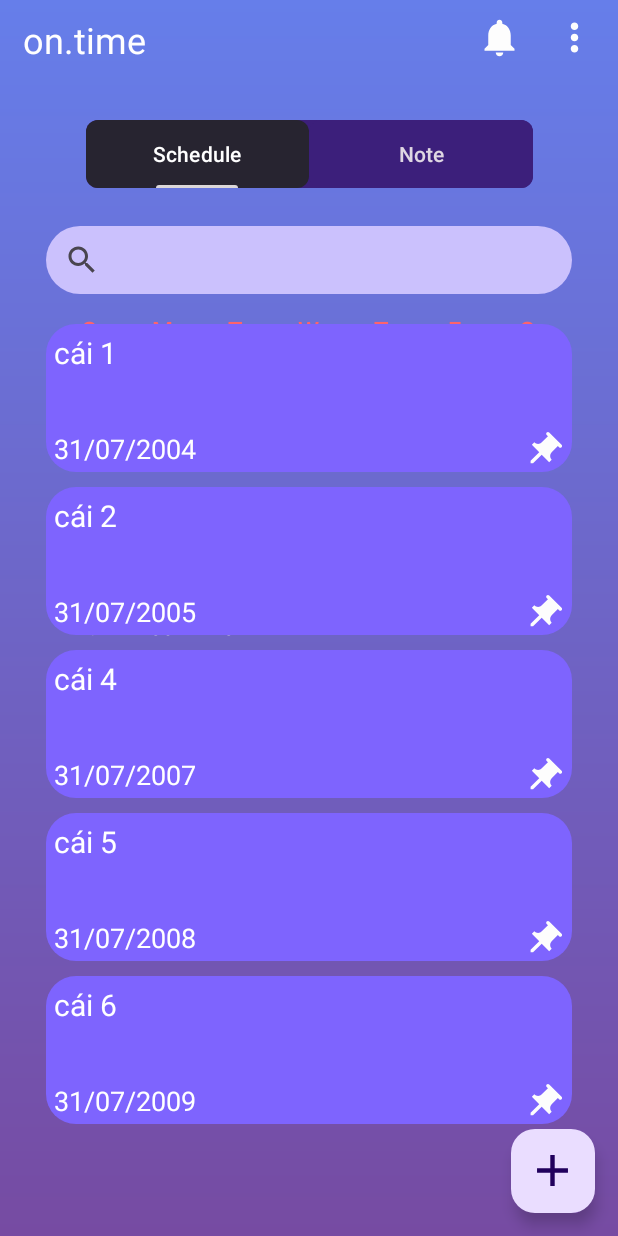
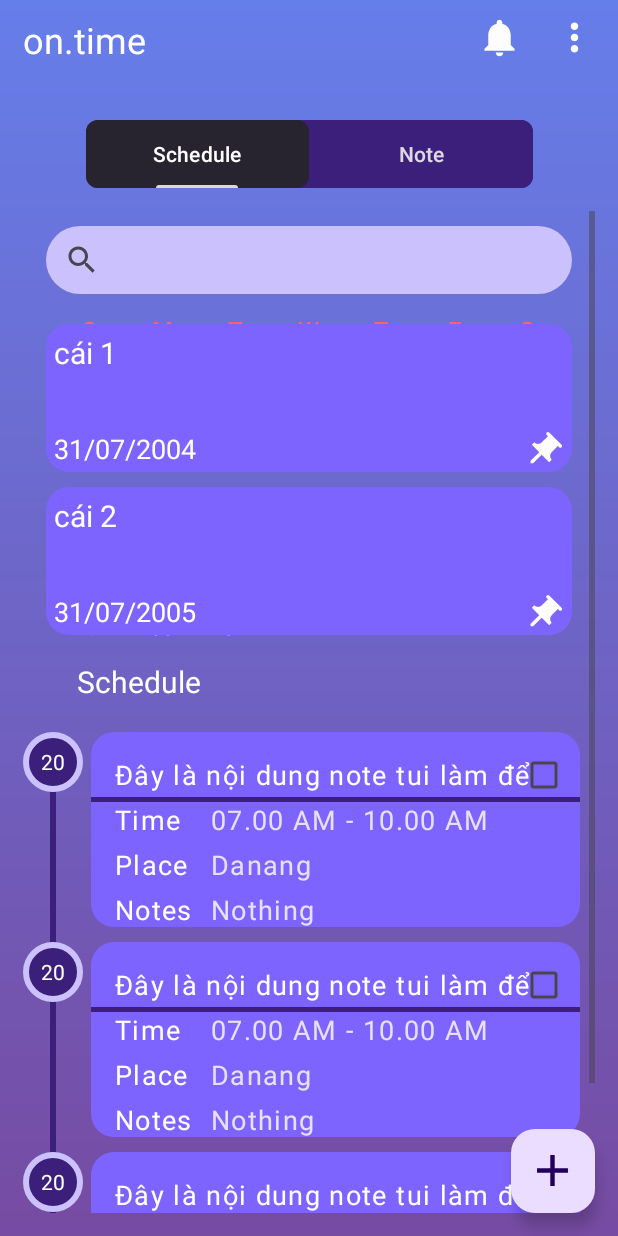
Before and after one commit to VinhGiang731/To-Do-List-App, an Android app: the fragment Note_Fragment placed in its activity, on a phone screen of 412 x 824 dp. Run offline under Robolectric (Android 15) with nearby library versions, the phone set to English and light mode, and no system bars.

Commit message:
update schedule list

```diff
--- a/app/src/main/java/com/example/to_do_list/controller/NoteFragment.kt
+++ b/app/src/main/java/com/example/to_do_list/controller/Note_Fragment.kt
@@ -14,11 +14,11 @@ import androidx.recyclerview.widget.LinearLayoutManager
 import com.example.to_do_list.R
 import com.example.to_do_list.data.MyHelper
 import com.example.to_do_list.databinding.FragmentNoteViewBinding
-import com.example.to_do_list.model.ItemNoteClick
+import com.example.to_do_list.model.Item_Click
 import com.example.to_do_list.model.ListNote
 import com.example.to_do_list.model.Rv_NoteAdapter
 
-class NoteFragment : Fragment(R.layout.fragment_note_view) {
+class Note_Fragment : Fragment(R.layout.fragment_note_view) {
     private lateinit var binding: FragmentNoteViewBinding
     private lateinit var adapter: Rv_NoteAdapter
     private lateinit var db: SQLiteDatabase
@@ -42,7 +42,7 @@ class NoteFragment : Fragment(R.layout.fragment_note_view) {
     }
 
     private fun setUpAdapter() {
-        adapter = Rv_NoteAdapter(requireActivity(), list, object : ItemNoteClick {
+        adapter = Rv_NoteAdapter(requireActivity(), list, object : Item_Click {
 
             //override lai 2 phuong thuc nhan long va nhan short cho item rvListNode
             override fun onLongClickNote(pos: Int) {
--- a/app/src/main/java/com/example/to_do_list/controller/Schedule_fragment.kt
+++ b/app/src/main/java/com/example/to_do_list/controller/Schedule_fragment.kt
@@ -1,30 +1,79 @@
 package com.example.to_do_list.controller
 
+import android.database.Cursor
+import android.database.sqlite.SQLiteDatabase
 import android.os.Bundle
 import androidx.fragment.app.Fragment
 import android.view.View
 import android.widget.Toast
+import androidx.recyclerview.widget.LinearLayoutManager
+import androidx.transition.Visibility
 import com.example.to_do_list.R
+import com.example.to_do_list.data.MyHelper
 import com.example.to_do_list.databinding.FragmentScheduleViewBinding
+import com.example.to_do_list.model.Item_Click
+import com.example.to_do_list.model.ListSchedule
+import com.example.to_do_list.model.Rv_ScheduleAdepter
 
 class Schedule_fragment : Fragment(R.layout.fragment_schedule_view) {
     private lateinit var binding: FragmentScheduleViewBinding
+    private lateinit var adapter: Rv_ScheduleAdepter
+    private lateinit var list: MutableList<ListSchedule>
+    private lateinit var rs: Cursor
+    private lateinit var db: SQLiteDatabase
 
     override fun onViewCreated(view: View, savedInstanceState: Bundle?) {
         super.onViewCreated(view, savedInstanceState)
         binding = FragmentScheduleViewBinding.bind(view)
 
+        val helper = MyHelper(requireContext())
+        list = mutableListOf()
+        db = helper.readableDatabase
+        getValueDataBase()
 
+        if (list.isEmpty()) {
+            binding.txtNotification.visibility = View.VISIBLE
+            binding.rvListSchedule.visibility = View.GONE
+        } else {
+            binding.rvListSchedule.visibility = View.VISIBLE
+            setUpAdapter()
+        }
+    }
 
-        binding.cldSchedule.setOnDateChangeListener { calendarView, i, i2, i3 ->
-            /*
-            calendarView: view
-            i: year
-            i2: month
-            i3: day
-             */
-            Toast.makeText(requireContext(), "${i3}/${i2+1}/${i}", Toast.LENGTH_SHORT).show()
+    private fun getValueDataBase() {
+        if (::rs.isInitialized && !rs.isClosed) {
+            rs.close()
         }
+
+        rs = db.rawQuery("SELECT * FROM SCHEDULE", null)
+        list.clear()
+
+        if (rs.moveToFirst()) {
+            do {
+                val day = rs.getString(rs.getColumnIndexOrThrow("DAY"))
+                val title = rs.getString(rs.getColumnIndexOrThrow("TITLE"))
+                val time = rs.getString(rs.getColumnIndexOrThrow("TIME"))
+                val place = rs.getString(rs.getColumnIndexOrThrow("PLACE"))
+                val notes = rs.getString(rs.getColumnIndexOrThrow("NOTES"))
+                list.add(ListSchedule(day, title, time, place, notes))
+            } while (rs.moveToNext())
+        }
+        rs.close()
+    }
+
+    private fun setUpAdapter() {
+        adapter = Rv_ScheduleAdepter(requireActivity(), list, object : Item_Click {
+            override fun onLongClickNote(pos: Int) {
+                TODO("Not yet implemented")
+            }
+
+            override fun onClickNote(pos: Int) {
+                TODO("Not yet implemented")
+            }
+        })
+
+        binding.rvListSchedule.adapter = adapter
+        binding.rvListSchedule.layoutManager = LinearLayoutManager(requireActivity())
     }
 
 
--- a/app/src/main/java/com/example/to_do_list/data/MyHelper.kt
+++ b/app/src/main/java/com/example/to_do_list/data/MyHelper.kt
@@ -12,12 +12,21 @@ class MyHelper(context: Context) : SQLiteOpenHelper(context, "TODOLIST_DB", null
         db?.execSQL("INSERT INTO TODOLIST(NOTE, CONTENT, DATETIME) VALUES('cái 4', 'Đây là nội dung note tui làm để test', '31/07/2007')")
         db?.execSQL("INSERT INTO TODOLIST(NOTE, CONTENT, DATETIME) VALUES('cái 5', 'Đây là nội dung note tui làm để test', '31/07/2008')")
         db?.execSQL("INSERT INTO TODOLIST(NOTE, CONTENT, DATETIME) VALUES('cái 6', 'Đây là nội dung note tui làm để test', '31/07/2009')")
+
+        db?.execSQL("CREATE TABLE SCHEDULE(_id INTEGER PRIMARY KEY AUTOINCREMENT, DAY TEXT, TITLE TEXT, TIME TEXT, PLACE TEXT, NOTES TEXT)")
+        db?.execSQL("INSERT INTO SCHEDULE(DAY, TITLE, TIME, PLACE, NOTES) VALUES('20', 'Đây là nội dung note tui làm để test', '07.00 AM - 10.00 AM', 'Danang', 'Nothing')")
+        db?.execSQL("INSERT INTO SCHEDULE(DAY, TITLE, TIME, PLACE, NOTES) VALUES('20', 'Đây là nội dung note tui làm để test', '07.00 AM - 10.00 AM', 'Danang', 'Nothing')")
+        db?.execSQL("INSERT INTO SCHEDULE(DAY, TITLE, TIME, PLACE, NOTES) VALUES('20', 'Đây là nội dung note tui làm để test', '07.00 AM - 10.00 AM', 'Danang', 'Nothing')")
+        db?.execSQL("INSERT INTO SCHEDULE(DAY, TITLE, TIME, PLACE, NOTES) VALUES('20', 'Đây là nội dung note tui làm để test', '07.00 AM - 10.00 AM', 'Danang', 'Nothing')")
+        db?.execSQL("INSERT INTO SCHEDULE(DAY, TITLE, TIME, PLACE, NOTES) VALUES('20', 'Đây là nội dung note tui làm để test', '07.00 AM - 10.00 AM', 'Danang', 'Nothing')")
     }
 
     override fun onUpgrade(db: SQLiteDatabase?, p1: Int, p2: Int) {
-        TODO("Not yet implemented")
+        // Xử lý nâng cấp cơ sở dữ liệu
+        db?.execSQL("DROP TABLE IF EXISTS TODOLIST")
+        db?.execSQL("DROP TABLE IF EXISTS SCHEDULE")
+        onCreate(db)
     }
 
 
-
 }
--- a/app/src/main/java/com/example/to_do_list/model/ItemNoteClick.kt
+++ b/app/src/main/java/com/example/to_do_list/model/Item_Click.kt
@@ -1,6 +1,6 @@
 package com.example.to_do_list.model
 
-interface ItemNoteClick {
+interface Item_Click {
     fun onLongClickNote(pos: Int)
     fun onClickNote(pos: Int)
 }
--- /dev/null
+++ b/app/src/main/java/com/example/to_do_list/model/ListSchedule.kt
@@ -0,0 +1,9 @@
+package com.example.to_do_list.model
+
+data class ListSchedule(
+    val day: String,
+    val title: String,
+    val time: String,
+    val place: String,
+    val notes: String
+)
--- a/app/src/main/java/com/example/to_do_list/model/Rv_NoteAdapter.kt
+++ b/app/src/main/java/com/example/to_do_list/model/Rv_NoteAdapter.kt
@@ -6,7 +6,7 @@ import android.view.ViewGroup
 import androidx.recyclerview.widget.RecyclerView
 import com.example.to_do_list.databinding.CustomItemnoteBinding
 
-class Rv_NoteAdapter(val activity: Activity, val list: List<ListNote>, val onItem: ItemNoteClick) :
+class Rv_NoteAdapter(val activity: Activity, val list: List<ListNote>, val onItem: Item_Click) :
     RecyclerView.Adapter<Rv_NoteAdapter.viewHolder>() {
     private lateinit var binding: CustomItemnoteBinding
 
--- /dev/null
+++ b/app/src/main/java/com/example/to_do_list/model/Rv_ScheduleAdepter.kt
@@ -0,0 +1,48 @@
+package com.example.to_do_list.model
+
+import android.app.Activity
+import android.view.LayoutInflater
+import android.view.ViewGroup
+import androidx.recyclerview.widget.RecyclerView
+import com.example.to_do_list.databinding.CustomItemscheduleBinding
+
+class Rv_ScheduleAdepter(
+    val activity: Activity,
+    val list: List<ListSchedule>,
+    val onItem: Item_Click
+) :
+    RecyclerView.Adapter<Rv_ScheduleAdepter.viewHolder>() {
+    private lateinit var binding: CustomItemscheduleBinding
+
+    inner class viewHolder(binding: CustomItemscheduleBinding) :
+        RecyclerView.ViewHolder(binding.root)
+
+    override fun onCreateViewHolder(parent: ViewGroup, viewType: Int): viewHolder {
+        binding =
+            CustomItemscheduleBinding.inflate(LayoutInflater.from(parent.context), parent, false)
+        return viewHolder(binding)
+    }
+
+    override fun onBindViewHolder(holder: viewHolder, position: Int) {
+        holder.itemView.apply {
+            binding.txtDay.text = list[position].day
+            binding.txtTitleSchedule.text = list[position].title
+            binding.txtTime.text = list[position].time
+            binding.txtPlace.text = list[position].place
+            binding.txtNote.text = list[position].notes
+
+//            holder.itemView.setOnClickListener {
+//                onItem.onLongClickNote(position)
+//                true
+//            }
+//
+//            holder.itemView.setOnClickListener {
+//                onItem.onClickNote(position)
+//            }
+        }
+    }
+
+    override fun getItemCount(): Int {
+        return list.size
+    }
+}
--- a/app/src/main/java/com/example/to_do_list/model/ViewPagerAdapter.kt
+++ b/app/src/main/java/com/example/to_do_list/model/ViewPagerAdapter.kt
@@ -4,7 +4,7 @@ import androidx.fragment.app.Fragment
 import androidx.fragment.app.FragmentManager
 import androidx.lifecycle.Lifecycle
 import androidx.viewpager2.adapter.FragmentStateAdapter
-import com.example.to_do_list.controller.NoteFragment
+import com.example.to_do_list.controller.Note_Fragment
 import com.example.to_do_list.controller.Schedule_fragment
 
 class viewPagerAdapter(fragmentManager: FragmentManager, lifecycle: Lifecycle) : FragmentStateAdapter(fragmentManager, lifecycle) {
@@ -17,7 +17,7 @@ class viewPagerAdapter(fragmentManager: FragmentManager, lifecycle: Lifecycle) :
             0 -> {
                 Schedule_fragment()
             } else -> {
-                NoteFragment()
+                Note_Fragment()
             }
         }
     }
--- a/app/src/main/res/drawable/bg_note_content.xml
+++ b/app/src/main/res/drawable/bg_note_content.xml
@@ -3,14 +3,14 @@
     <item android:state_pressed="true">
         <shape android:shape="rectangle">
             <solid android:color="#5242A3"/>
-            <corners android:radius="20dp"/>
+            <corners android:radius="15dp"/>
         </shape>
     </item>
 
     <item>
         <shape android:shape="rectangle">
             <solid android:color="@color/bg_item_note"/>
-            <corners android:radius="20dp"/>
+            <corners android:radius="15dp"/>
         </shape>
     </item>
 </selector>
--- /dev/null
+++ b/app/src/main/res/drawable/bg_noteschedule.xml
@@ -0,0 +1,8 @@
+<?xml version="1.0" encoding="utf-8"?>
+<shape xmlns:android="http://schemas.android.com/apk/res/android" android:shape="rectangle">
+    <solid android:color="@color/purple" />
+    <corners android:radius="250dp" />
+    <stroke
+        android:width="4dp"
+        android:color="@color/purple_search" />
+</shape>
--- a/app/src/main/res/layout/custom_itemnote.xml
+++ b/app/src/main/res/layout/custom_itemnote.xml
@@ -1,47 +1,47 @@
 <?xml version="1.0" encoding="utf-8"?>
 <androidx.constraintlayout.widget.ConstraintLayout xmlns:android="http://schemas.android.com/apk/res/android"
-    xmlns:app="http://schemas.android.com/apk/res-auto"
     android:layout_width="match_parent"
     android:layout_height="wrap_content"
-    android:focusable="true"
+    xmlns:app="http://schemas.android.com/apk/res-auto"
+    android:layout_marginBottom="10sp"
+    android:background="@drawable/bg_note_content"
     android:clickable="true"
-    android:layout_marginBottom="10sp"
-    android:background="@drawable/bg_note_content">
+    android:focusable="true">
 
     <TextView
         android:id="@+id/txt_note"
+        app:layout_constraintStart_toStartOf="parent"
+        app:layout_constraintTop_toTopOf="parent"
         android:layout_width="match_parent"
         android:layout_height="50sp"
+        android:layout_margin="5sp"
         android:lineSpacingExtra="2sp"
-        android:layout_margin="5sp"
         android:text="@string/note_content"
         android:textColor="@color/white"
-        android:textSize="20sp"
-        app:layout_constraintStart_toStartOf="parent"
-        app:layout_constraintTop_toTopOf="parent" />
+        android:textSize="20sp" />
 
     <TextView
         android:id="@+id/txt_note_date"
+        app:layout_constraintStart_toStartOf="parent"
+        app:layout_constraintTop_toBottomOf="@+id/txt_note"
         android:layout_width="wrap_content"
         android:layout_height="wrap_content"
+        android:layout_marginStart="5sp"
         android:layout_marginTop="15sp"
-        android:textSize="18sp"
         android:layout_marginBottom="5sp"
-        android:layout_marginStart="5sp"
         android:text="@string/note_date"
         android:textColor="@color/white"
-        app:layout_constraintStart_toStartOf="parent"
-        app:layout_constraintTop_toBottomOf="@+id/txt_note" />
+        android:textSize="18sp" />
 
     <androidx.appcompat.widget.AppCompatImageButton
         android:id="@+id/btn_pushpin"
+        app:layout_constraintEnd_toEndOf="parent"
+        app:layout_constraintTop_toBottomOf="@+id/txt_note"
+        app:srcCompat="@drawable/img_btn_push_pin"
         android:layout_width="wrap_content"
         android:layout_height="wrap_content"
         android:layout_marginTop="15dp"
         android:layout_marginEnd="5sp"
         android:background="@drawable/empty_bg"
-        app:layout_constraintEnd_toEndOf="parent"
-        app:layout_constraintTop_toBottomOf="@+id/txt_note"
-        android:contentDescription="@string/desc_push_pin"
-        app:srcCompat="@drawable/img_btn_push_pin" />
+        android:contentDescription="@string/desc_push_pin" />
 </androidx.constraintlayout.widget.ConstraintLayout>
--- /dev/null
+++ b/app/src/main/res/layout/custom_itemschedule.xml
@@ -0,0 +1,133 @@
+<?xml version="1.0" encoding="utf-8"?>
+<LinearLayout xmlns:android="http://schemas.android.com/apk/res/android"
+    xmlns:app="http://schemas.android.com/apk/res-auto"
+    xmlns:tools="http://schemas.android.com/tools"
+    android:layout_width="match_parent"
+    android:layout_height="wrap_content"
+    android:orientation="horizontal"
+    tools:ignore="DisableBaselineAlignment">
+
+    <LinearLayout
+        android:layout_width="wrap_content"
+        android:layout_height="wrap_content"
+        android:orientation="vertical"
+        tools:ignore="UselessParent">
+
+        <TextView
+            android:id="@+id/txt_day"
+            android:layout_width="40dp"
+            android:layout_height="40dp"
+            android:background="@drawable/bg_noteschedule"
+            android:contentDescription="@string/schedule"
+            android:gravity="center"
+            android:textColor="@color/white" />
+
+        <View
+            android:id="@+id/view2"
+            android:layout_width="4dp"
+            android:layout_height="100dp"
+            android:layout_gravity="center"
+            android:background="@color/purple" />
+    </LinearLayout>
+
+    <androidx.constraintlayout.widget.ConstraintLayout
+        android:layout_width="match_parent"
+        android:layout_height="130dp"
+        android:layout_marginStart="5dp"
+        android:layout_marginEnd="10dp"
+        android:background="@drawable/bg_note_content"
+        android:clickable="true"
+        android:focusable="true">
+
+        <TextView
+            android:id="@+id/txt_title_schedule"
+            style="@style/item_schedule"
+            android:layout_width="280dp"
+            android:layout_height="wrap_content"
+            android:layout_marginStart="16dp"
+            android:layout_marginTop="16dp"
+            android:maxLines="1"
+            android:text="@string/hint_title"
+            app:layout_constraintStart_toStartOf="parent"
+            app:layout_constraintTop_toTopOf="parent" />
+
+        <CheckBox
+            android:id="@+id/chk_done"
+            android:layout_width="wrap_content"
+            android:layout_height="wrap_content"
+            app:layout_constraintBottom_toBottomOf="@+id/txt_title_schedule"
+            app:layout_constraintEnd_toEndOf="parent"
+            app:layout_constraintTop_toTopOf="@+id/txt_title_schedule" />
+
+        <View
+            android:id="@+id/view3"
+            android:layout_width="wrap_content"
+            android:layout_height="3dp"
+            android:layout_marginTop="43dp"
+            android:layout_span="2"
+            android:background="@color/purple"
+            app:layout_constraintEnd_toEndOf="parent"
+            app:layout_constraintHorizontal_bias="1.0"
+            app:layout_constraintStart_toStartOf="parent"
+            app:layout_constraintTop_toTopOf="parent" />
+
+        <TextView
+            android:id="@+id/textView8"
+            style="@style/item_schedule"
+            android:layout_width="wrap_content"
+            android:layout_height="wrap_content"
+            android:layout_marginStart="16dp"
+            android:text="@string/time"
+            app:layout_constraintStart_toStartOf="parent"
+            app:layout_constraintTop_toBottomOf="@+id/txt_title_schedule" />
+
+        <TextView
+            android:id="@+id/txt_time"
+            style="@style/item_schedule2"
+            android:layout_width="wrap_content"
+            android:layout_height="wrap_content"
+            android:layout_marginStart="20dp"
+            android:hint="@string/time"
+            app:layout_constraintStart_toEndOf="@+id/textView8"
+            app:layout_constraintTop_toBottomOf="@+id/txt_title_schedule"
+            tools:ignore="MissingConstraints" />
+
+        <TextView
+            android:id="@+id/textView11"
+            style="@style/item_schedule"
+            android:layout_width="wrap_content"
+            android:layout_height="wrap_content"
+            android:text="@string/place"
+            app:layout_constraintStart_toStartOf="@+id/textView8"
+            app:layout_constraintTop_toBottomOf="@+id/textView8" />
+
+        <TextView
+            android:id="@+id/txt_place"
+            style="@style/item_schedule2"
+            android:layout_width="wrap_content"
+            android:layout_height="wrap_content"
+            android:hint="@string/place"
+            app:layout_constraintStart_toStartOf="@+id/txt_time"
+            app:layout_constraintTop_toBottomOf="@+id/txt_time"
+            tools:ignore="MissingConstraints" />
+
+        <TextView
+            android:id="@+id/textView13"
+            style="@style/item_schedule"
+            android:layout_width="wrap_content"
+            android:layout_height="wrap_content"
+            android:text="@string/notes"
+            app:layout_constraintStart_toStartOf="@+id/textView11"
+            app:layout_constraintTop_toBottomOf="@+id/textView11" />
+
+        <TextView
+            android:id="@+id/txt_note"
+            style="@style/item_schedule2"
+            android:layout_width="wrap_content"
+            android:layout_height="wrap_content"
+            android:hint="@string/notes"
+            app:layout_constraintStart_toStartOf="@+id/txt_place"
+            app:layout_constraintTop_toBottomOf="@+id/txt_place"
+            tools:ignore="MissingConstraints" />
+    </androidx.constraintlayout.widget.ConstraintLayout>
+</LinearLayout>
--- a/app/src/main/res/layout/fragment_note_view.xml
+++ b/app/src/main/res/layout/fragment_note_view.xml
@@ -5,7 +5,7 @@
     android:layout_height="match_parent"
     android:fitsSystemWindows="true"
     android:orientation="vertical"
-    tools:context=".controller.NoteFragment">
+    tools:context=".controller.Note_Fragment">
 
     <SearchView
         android:id="@+id/btn_search"
--- a/app/src/main/res/layout/fragment_schedule_view.xml
+++ b/app/src/main/res/layout/fragment_schedule_view.xml
@@ -1,16 +1,29 @@
 <?xml version="1.0" encoding="utf-8"?>
-<RelativeLayout xmlns:android="http://schemas.android.com/apk/res/android"
+<androidx.constraintlayout.widget.ConstraintLayout xmlns:android="http://schemas.android.com/apk/res/android"
+    xmlns:app="http://schemas.android.com/apk/res-auto"
     xmlns:tools="http://schemas.android.com/tools"
     android:layout_width="match_parent"
     android:layout_height="match_parent"
     android:fitsSystemWindows="true"
-    android:orientation="vertical"
     tools:context=".controller.Schedule_fragment">
+
+    <ScrollView
+        android:layout_width="match_parent"
+        android:layout_height="match_parent"
+        app:layout_constraintBottom_toBottomOf="parent"
+        app:layout_constraintEnd_toEndOf="parent"
+        app:layout_constraintStart_toStartOf="parent"
+        app:layout_constraintTop_toTopOf="parent">
+
+        <LinearLayout
+            android:layout_width="match_parent"
+            android:layout_height="wrap_content"
+            android:orientation="vertical">
 
             <CalendarView
                 android:id="@+id/cld_schedule"
                 android:layout_width="match_parent"
-        android:layout_height="match_parent"
+                android:layout_height="300dp"
                 android:layout_gravity="center"
                 android:dateTextAppearance="@style/StyleDateTextAppearanceStyle"
                 android:maxDate="@string/max_Date"
@@ -18,5 +31,38 @@
                 android:theme="@style/CalendarViewTitle"
                 android:weekDayTextAppearance="@style/StyleTextAppearanceStyle" />
 
+            <TextView
+                android:id="@+id/textView9"
+                android:layout_width="wrap_content"
+                android:layout_height="wrap_content"
+                android:layout_marginStart="36dp"
+                android:text="@string/schedule"
+                android:textColor="@color/white"
+                android:textSize="20sp" />
 
-</RelativeLayout>
+            <TextView
+                android:id="@+id/txt_Notification"
+                android:layout_width="wrap_content"
+                android:layout_height="wrap_content"
+                android:layout_marginEnd="40dp"
+                android:background="@drawable/bg_note_content"
+                android:gravity="center"
+                android:padding="15dp"
+                android:layout_marginTop="10dp"
+                android:layout_gravity="end"
+                android:text="@string/desc_schedule"
+                android:textColor="@color/white"
+                android:textSize="18sp"
+                android:visibility="gone" />
+
+            <androidx.recyclerview.widget.RecyclerView
+                android:id="@+id/rv_listSchedule"
+                android:layout_width="match_parent"
+                android:layout_height="wrap_content"
+                android:layout_marginTop="20dp"
+                app:layout_constraintEnd_toEndOf="parent" />
+        </LinearLayout>
+    </ScrollView>
+
+
+</androidx.constraintlayout.widget.ConstraintLayout>
--- a/app/src/main/res/values/strings.xml
+++ b/app/src/main/res/values/strings.xml
@@ -43,4 +43,10 @@
     <string name="desc_pin">Pin this note</string>
     <string name="desc_writeNote">What to do list?</string>
     <string name="desc_insertNote">write note</string>
+
+    <string name="desc_schedule">You Didn\'t Have Any Schedule</string>
+
+    <string name="time">Time</string>
+    <string name="place">Place</string>
+    <string name="notes">Notes</string>
 </resources>
--- a/app/src/main/res/values/themes.xml
+++ b/app/src/main/res/values/themes.xml
@@ -46,7 +46,7 @@
         <item name="android:letterSpacing">0.05</item>
     </style>
 
-<!--    style for row table-->
+    <!--    style for row table-->
     <style name="tableRowStyle" parent="Theme.AppCompat">
         <item name="android:layout_width">match_parent</item>
         <item name="android:layout_height">48sp</item>
@@ -59,17 +59,34 @@
         <item name="android:layout_marginEnd">12sp</item>
     </style>
 
-<!--    style for date picker-->
+    <!--    style for date picker-->
     <style name="datePicker" parent="Theme.AppCompat">
-        <item name="android:textColor" >@color/btn_pickDate</item>
-        <item name="android:textSize" >16sp</item>
-        <item name="android:layout_width" >match_parent</item>
-        <item name="android:layout_height" >match_parent</item>
-        <item name="android:gravity" >center|end</item>
+        <item name="android:textColor">@color/btn_pickDate</item>
+        <item name="android:textSize">16sp</item>
+        <item name="android:layout_width">match_parent</item>
+        <item name="android:layout_height">match_parent</item>
+        <item name="android:gravity">center|end</item>
     </style>
 
     <style name="btn_datePicker" parent="Theme.AppCompat">
-        <item name="android:layout_width" >match_parent</item>
-        <item name="android:layout_height" >match_parent</item>
+        <item name="android:layout_width">match_parent</item>
+        <item name="android:layout_height">match_parent</item>
     </style>
+
+    <!--    style for item schedule in table layout-->
+    <style name="item_schedule">
+        <item name="android:textSize">18sp</item>
+        <item name="android:textColor">@color/white</item>
+        <item name="android:layout_marginEnd">15dp</item>
+        <item name="android:layout_marginTop">5dp</item>
+        <item name="android:letterSpacing">0.05</item>
+    </style>
+
+    <style name="item_schedule2">
+        <item name="android:textSize">18sp</item>
+        <item name="android:textColor">@color/white_less</item>
+        <item name="android:layout_marginTop">5dp</item>
+        <item name="android:letterSpacing">0.05</item>
+    </style>
+
 </resources>
--- a/settings.gradle.kts
+++ b/settings.gradle.kts
@@ -19,5 +19,5 @@ dependencyResolutionManagement {
     }
 }
 
-rootProject.name = "To-Do-List"
+rootProject.name = "DACN_DinhVinhGiang_CR424A"
 include(":app")
```
Lines whose indentation alone changed are shown as unchanged.
